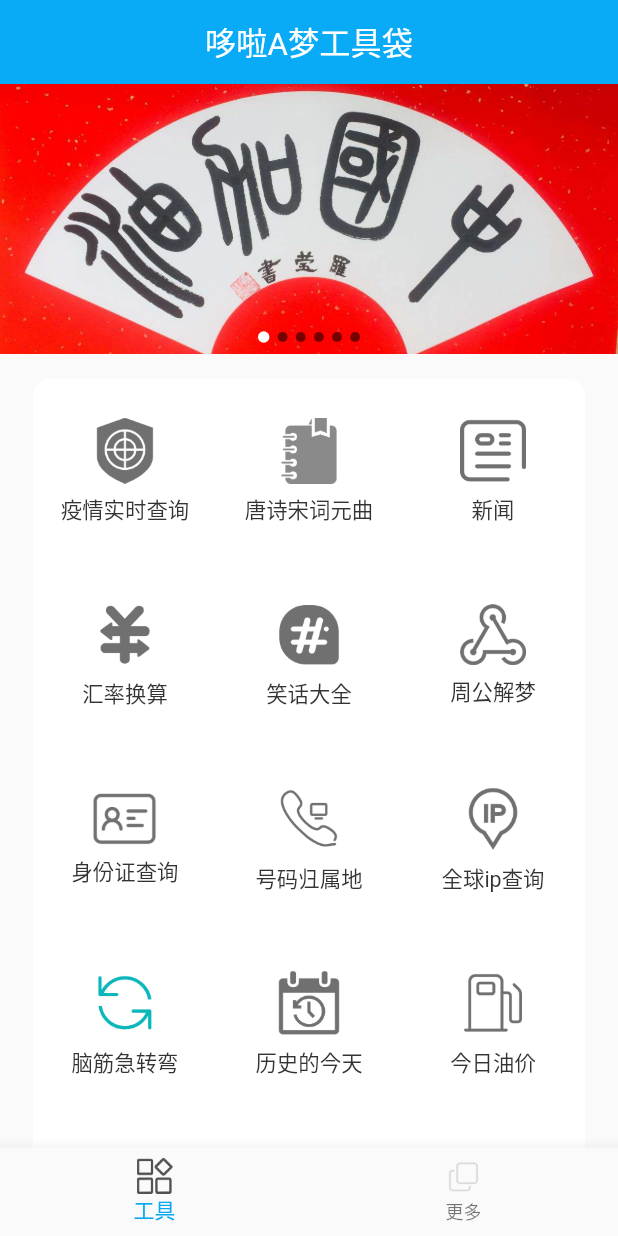
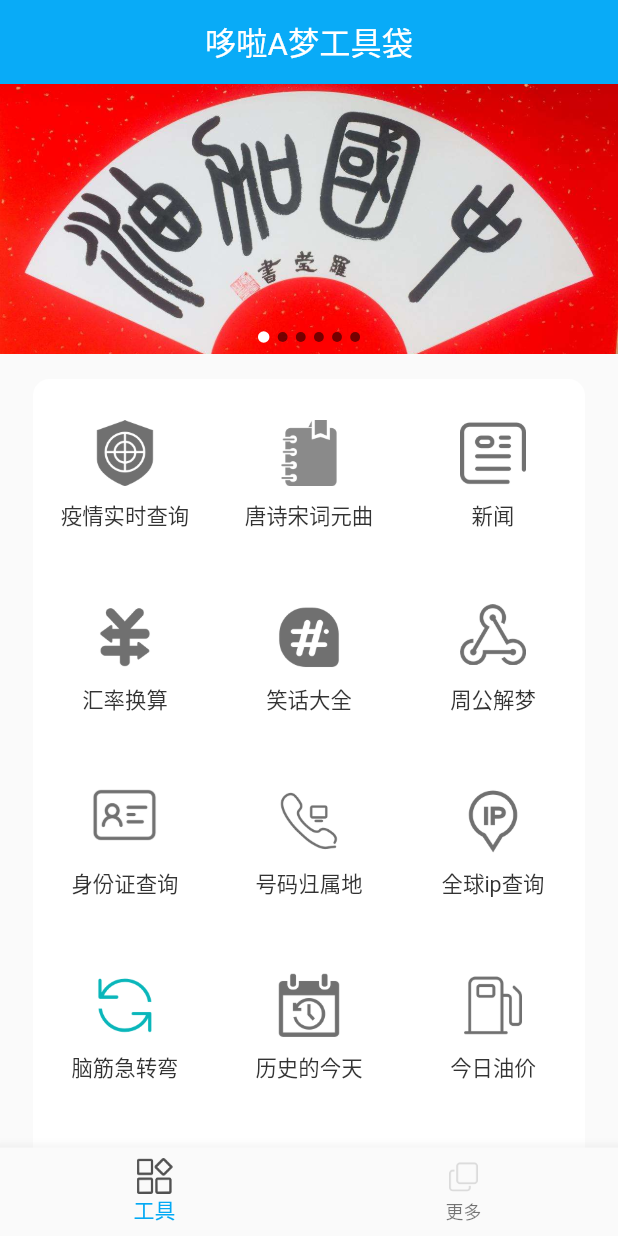
Before and after one commit to zst1994/toolbags, a Flutter app: the screen it shows after launch, on a phone screen of 412 x 824 dp. Run offline on Flutter 3.47's test engine with Material 2 defaults, Android fonts, the phone set to English and light mode, and no system bars; our stand-ins replace audioplayers, date_format, dio, flutter_html, flutter_screenutil, flutter_swiper and 3 more; missing offline and left inert: flutter_boost, flutter_picker, provide; Roboto replaces fonts that are missing (PingFang-SC-Medium); statements that could not run were skipped.

Commit message:
小修改

```diff
--- a/lib/homepages/tools.dart
+++ b/lib/homepages/tools.dart
@@ -27,20 +27,23 @@ List<Widget> _buildType(BuildContext context) {
     return FlatButton(
       padding: EdgeInsets.all(0),
       child: Column(
-        mainAxisAlignment: MainAxisAlignment.center,
+        mainAxisAlignment: MainAxisAlignment.spaceBetween,
         children: <Widget>[
-          Center(
+          Container(
+            padding: EdgeInsets.only(top: 50.w),
+            child: Center(
               child: Image.asset(
                 value["src"],
                 width: 80.w,
               ),
             ),
-          SizedBox(
-            height: 10.h,
           ),
-          Text(
+          Container(
+            padding: EdgeInsets.only(bottom: 40.w),
+            child: Text(
               value["text"],
               style: myTextStyle(26, 0xff333333, false),
+            ),
           )
         ],
       ),
--- a/lib/pages/login/loginUser.dart
+++ b/lib/pages/login/loginUser.dart
@@ -82,7 +82,7 @@ class LoginPage extends StatelessWidget {
                     shortToast("账号错误");
                   } else {
                     if (_passController.text != "123123") {
-                      shortToast("账号错误");
+                      shortToast("密码错误");
                     } else {
                       print(_userController.text);
                       print(_passController.text);
```
Lines whose indentation alone changed are shown as unchanged.
